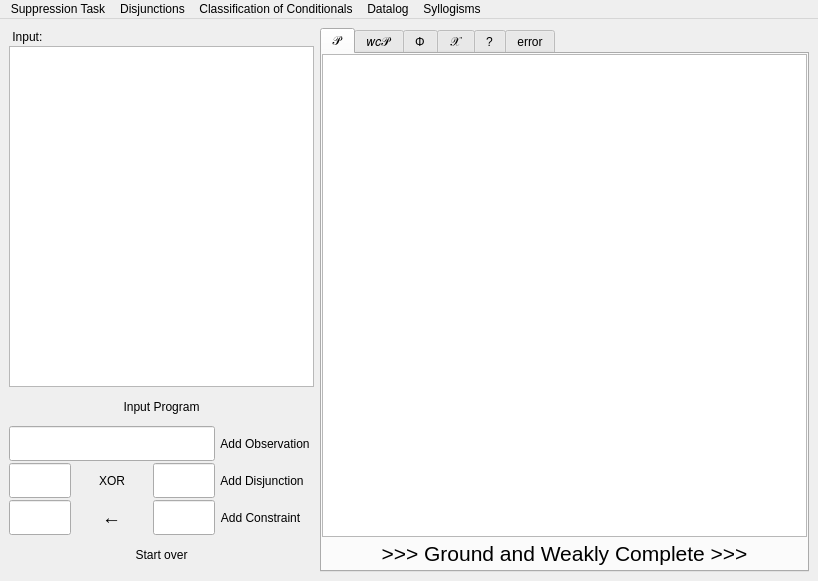
Before: the Qt Designer form ui/main.ui in theShirNick/WCS, drawn with Qt 5.
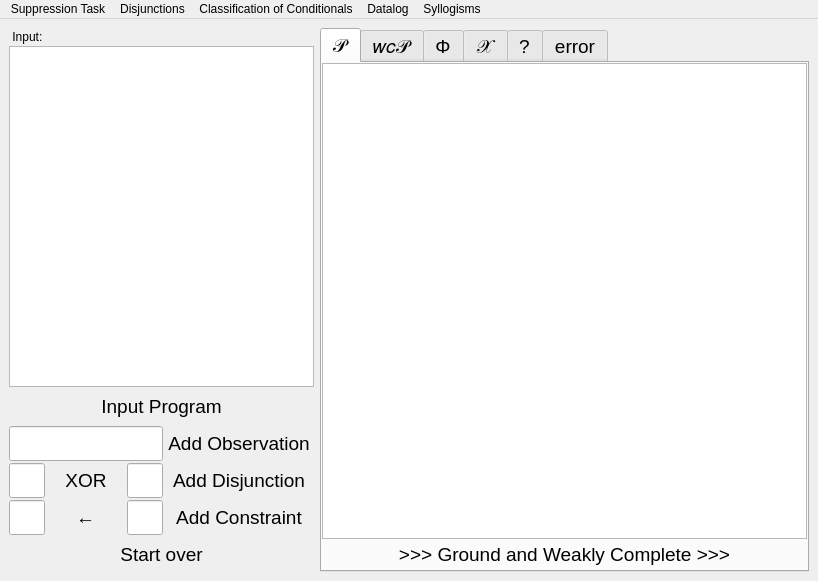
After: the same form once the commit is applied.

Commit message: UI: font size

Patch:
```diff
--- a/ui/main.ui
+++ b/ui/main.ui
@@ -96,7 +96,7 @@
         </property>
         <property name="font">
          <font>
-          <pointsize>9</pointsize>
+          <pointsize>14</pointsize>
          </font>
         </property>
         <property name="toolTip">
@@ -126,7 +126,7 @@
         </property>
         <property name="font">
          <font>
-          <pointsize>9</pointsize>
+          <pointsize>14</pointsize>
          </font>
         </property>
         <property name="autoFillBackground">
@@ -143,7 +143,7 @@
       <item row="3" column="3">
        <widget class="QPushButton" name="input_observation_button">
         <property name="sizePolicy">
-         <sizepolicy hsizetype="Fixed" vsizetype="Fixed">
+         <sizepolicy hsizetype="Expanding" vsizetype="Fixed">
           <horstretch>0</horstretch>
           <verstretch>0</verstretch>
          </sizepolicy>
@@ -156,7 +156,7 @@
         </property>
         <property name="font">
          <font>
-          <pointsize>9</pointsize>
+          <pointsize>14</pointsize>
          </font>
         </property>
         <property name="autoFillBackground">
@@ -173,7 +173,7 @@
       <item row="4" column="3">
        <widget class="QPushButton" name="input_disjunction_button">
         <property name="sizePolicy">
-         <sizepolicy hsizetype="Fixed" vsizetype="Fixed">
+         <sizepolicy hsizetype="Expanding" vsizetype="Fixed">
           <horstretch>0</horstretch>
           <verstretch>0</verstretch>
          </sizepolicy>
@@ -186,7 +186,7 @@
         </property>
         <property name="font">
          <font>
-          <pointsize>9</pointsize>
+          <pointsize>14</pointsize>
          </font>
         </property>
         <property name="text">
@@ -237,7 +237,7 @@
         </property>
         <property name="font">
          <font>
-          <pointsize>9</pointsize>
+          <pointsize>14</pointsize>
          </font>
         </property>
         <property name="text">
@@ -305,7 +305,7 @@
          <bool>true</bool>
         </property>
         <property name="sizePolicy">
-         <sizepolicy hsizetype="Fixed" vsizetype="Fixed">
+         <sizepolicy hsizetype="Expanding" vsizetype="Fixed">
           <horstretch>0</horstretch>
           <verstretch>0</verstretch>
          </sizepolicy>
@@ -318,7 +318,7 @@
         </property>
         <property name="font">
          <font>
-          <pointsize>9</pointsize>
+          <pointsize>14</pointsize>
          </font>
         </property>
         <property name="text">
@@ -421,6 +421,11 @@
         <verstretch>0</verstretch>
        </sizepolicy>
       </property>
+      <property name="font">
+       <font>
+        <pointsize>14</pointsize>
+       </font>
+      </property>
       <property name="toolTip">
        <string/>
       </property>
@@ -488,6 +493,11 @@
             <verstretch>0</verstretch>
            </sizepolicy>
           </property>
+          <property name="font">
+           <font>
+            <pointsize>14</pointsize>
+           </font>
+          </property>
           <property name="text">
            <string>&gt;&gt;&gt; Ground and Weakly Complete &gt;&gt;&gt;</string>
           </property>
```
Left out of the diff: 18 changed lines with no effect on the pictures. The commit also changes 2 other files.
